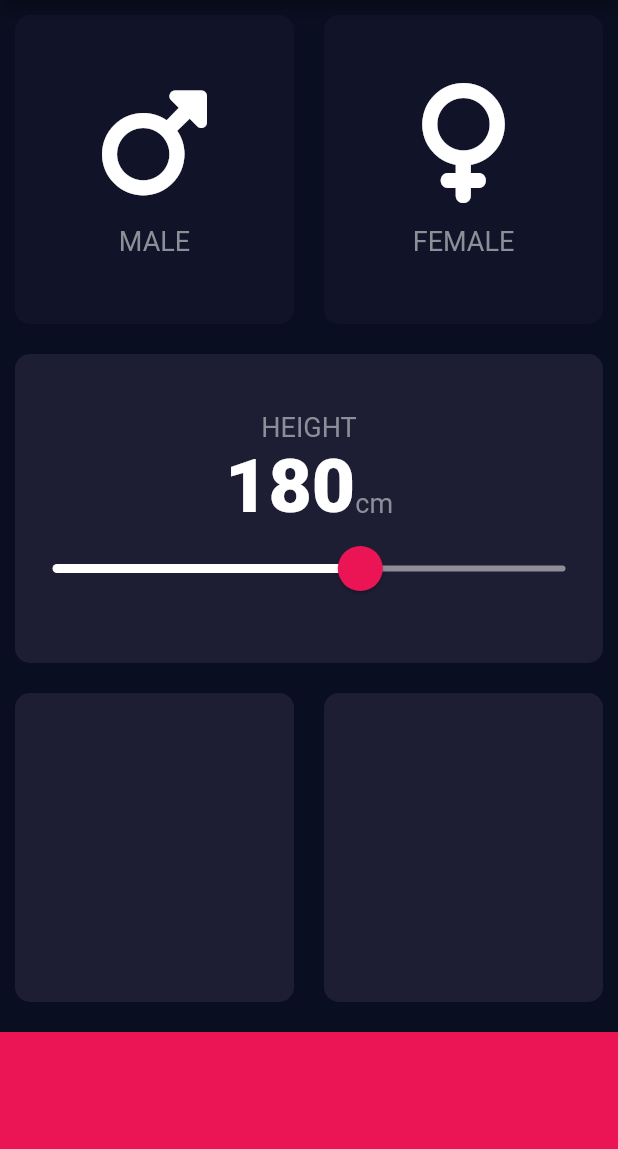
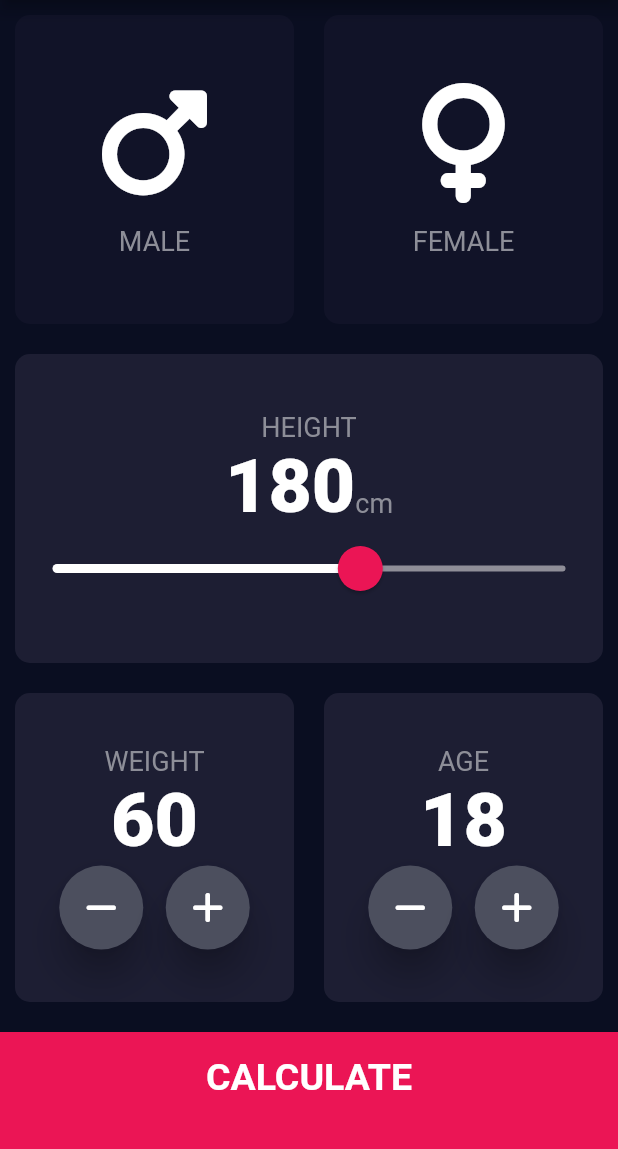
Before and after one commit to EdjinJerney/bmi_calculator_payumo, a Flutter app: the screen it shows after launch, on a phone screen of 412 x 824 dp, the part 84-1233 px from its top. Run offline on Flutter 3.47's test engine with Material 2 defaults, Android fonts, the phone set to English and light mode, and no system bars; our stand-ins replace font_awesome_flutter.

Commit message:
final version

```diff
--- /dev/null
+++ b/lib/calculator_brain.dart
@@ -0,0 +1,34 @@
+import 'dart:math';
+
+class CalculatorBrain {
+  CalculatorBrain({required this.height, required this.weight});
+
+  final int height;
+  final int weight;
+  late double _bmi;
+
+  String calculateBMI() {
+    _bmi = weight / pow(height / 100, 2);
+    return _bmi.toStringAsFixed(1);
+  }
+
+  String getResult() {
+    if (_bmi >= 25) {
+      return 'Overweight';
+    } else if (_bmi > 18.5) {
+      return 'Normal';
+    } else {
+      return 'Underweight';
+    }
+  }
+
+  String getInterpretation() {
+    if (_bmi >= 25) {
+      return 'You have a higher than normal body weight. Try to exercise more.';
+    } else if (_bmi > 18.5) {
+      return 'You have a normal body weight. Good job!';
+    } else {
+      return 'You have a lower than normal body weight. Try to eat a bit more.';
+    }
+  }
+}
--- /dev/null
+++ b/lib/components/bottom_button.dart
@@ -0,0 +1,26 @@
+import 'package:flutter/material.dart';
+import '../constants.dart';
+
+class BottomButton extends StatelessWidget {
+  BottomButton({this.onTap, this.buttonTitle});
+
+  final VoidCallback? onTap;
+  final String? buttonTitle;
+
+  @override
+  Widget build(BuildContext context) {
+    return GestureDetector(
+      onTap: onTap,
+      child: Container(
+        child: Center(
+          child: Text(buttonTitle!, style: kLargeButtonTextStyle),
+        ),
+        color: kBottomContainerColor,
+        margin: EdgeInsets.only(top: 10.0),
+        padding: EdgeInsets.only(bottom: 20.0),
+        width: double.infinity,
+        height: kBottomContainerHeight,
+      ),
+    );
+  }
+}
--- a/lib/icon_content.dart
+++ b/lib/components/icon_content.dart
@@ -1,6 +1,6 @@
 import 'package:flutter/material.dart';
 
-import 'constants.dart';
+import '../constants.dart';
 
 class IconContent extends StatelessWidget {
   final IconData? icon;
--- /dev/null
+++ b/lib/components/round_icon_button.dart
@@ -0,0 +1,22 @@
+import 'package:flutter/material.dart';
+
+class RoundIconButton extends StatelessWidget {
+  RoundIconButton({required this.icon, this.onPressed});
+  final IconData? icon;
+  final VoidCallback? onPressed;
+
+  @override
+  Widget build(BuildContext context) {
+    return RawMaterialButton(
+      onPressed: onPressed,
+      elevation: 10,
+      constraints: BoxConstraints.tightFor(
+        width: 56.0,
+        height: 56.0,
+      ),
+      shape: CircleBorder(),
+      fillColor: Color(0xFF4C4F5E),
+      child: Icon(icon),
+    );
+  }
+}
--- a/lib/input_page.dart
+++ /dev/null
@@ -1,133 +0,0 @@
-import 'package:flutter/material.dart';
-import 'package:font_awesome_flutter/font_awesome_flutter.dart';
-import 'icon_content.dart';
-import 'reusable_card.dart';
-import 'constants.dart';
-
-enum Gender { male, female }
-
-class InputPage extends StatefulWidget {
-  @override
-  _InputPageState createState() => _InputPageState();
-}
-
-class _InputPageState extends State<InputPage> {
-  Gender? selectedGender;
-  int height = 180;
-
-  @override
-  Widget build(BuildContext context) {
-    return Scaffold(
-      appBar: AppBar(
-        title: const Text('BMI CALCULATOR'),
-      ),
-      body: Column(
-        crossAxisAlignment: CrossAxisAlignment.stretch,
-        children: <Widget>[
-          Expanded(
-            child: Row(
-              children: <Widget>[
-                Expanded(
-                  child: ReusableCard(
-                    onPress: () {
-                      setState(() {
-                        selectedGender = Gender.male;
-                      });
-                    },
-                    color: (selectedGender == Gender.male)
-                        ? kActiveCardColor
-                        : kInactiveCardColor,
-                    cardChild: IconContent(
-                      icon: FontAwesomeIcons.mars,
-                      label: 'MALE',
-                    ),
-                  ),
-                ),
-                Expanded(
-                  child: ReusableCard(
-                    onPress: () {
-                      setState(() {
-                        selectedGender = Gender.female;
-                      });
-                    },
-                    color: (selectedGender == Gender.female)
-                        ? kActiveCardColor
-                        : kInactiveCardColor,
-                    cardChild: IconContent(
-                      icon: FontAwesomeIcons.venus,
-                      label: 'FEMALE',
-                    ),
-                  ),
-                ),
-              ],
-            ),
-          ),
-          Expanded(
-            child: ReusableCard(
-              color: kActiveCardColor,
-              cardChild: Column(
-                mainAxisAlignment: MainAxisAlignment.center,
-                children: <Widget>[
-                  Text(
-                    'HEIGHT',
-                    style: kLabelTextStyle,
-                  ),
-                  Row(
-                    mainAxisAlignment: MainAxisAlignment.center,
-                    crossAxisAlignment: CrossAxisAlignment.baseline,
-                    textBaseline: TextBaseline.alphabetic,
-                    children: <Widget>[
-                      Text(
-                        height.toString(),
-                        style: kNumberTextStyle,
-                      ),
-                      Text(
-                        'cm',
-                        style: kLabelTextStyle,
-                      ),
-                    ],
-                  ),
-                  SliderTheme(
-                    data: SliderTheme.of(context).copyWith(
-                        activeTrackColor: Colors.white,
-                        inactiveTrackColor: Color(0xFF8F8E98),
-                        thumbColor: Color(0xFFEB1555),
-                        overlayColor: Color(0x29EB1555),
-                        thumbShape:
-                            RoundSliderThumbShape(enabledThumbRadius: 15.0),
-                        overlayShape:
-                            RoundSliderOverlayShape(overlayRadius: 25.0)),
-                    child: Slider(
-                      value: height.toDouble(),
-                      min: 120,
-                      max: 220,
-                      onChanged: (double newValue) {
-                        setState(() {
-                          height = newValue.round();
-                        });
-                      },
-                    ),
-                  ),
-                ],
-              ),
-            ),
-          ),
-          Expanded(
-            child: Row(
-              children: <Widget>[
-                Expanded(child: ReusableCard(color: kActiveCardColor)),
-                Expanded(child: ReusableCard(color: kActiveCardColor)),
-              ],
-            ),
-          ),
-          Container(
-            color: kBottomContainerColor,
-            margin: EdgeInsets.only(top: 10.0),
-            width: double.infinity,
-            height: kBottomContainerHeight,
-          ),
-        ],
-      ),
-    );
-  }
-}
--- a/lib/main.dart
+++ b/lib/main.dart
@@ -1,5 +1,5 @@
 import 'package:flutter/material.dart';
-import 'input_page.dart';
+import 'screens/input_page.dart';
 
 // Edjin Jerney
 void main() => runApp(BMICalculator());
--- /dev/null
+++ b/lib/screens/input_page.dart
@@ -0,0 +1,230 @@
+import 'package:bmi_calculator_payumo/screens/results_page.dart';
+import 'package:flutter/material.dart';
+import 'package:font_awesome_flutter/font_awesome_flutter.dart';
+import '../components/icon_content.dart';
+import '../components/reusable_card.dart';
+import '../constants.dart';
+import '../components/bottom_button.dart';
+import '../components/round_icon_button.dart';
+import 'package:bmi_calculator_payumo/calculator_brain.dart';
+
+enum Gender { male, female }
+
+class InputPage extends StatefulWidget {
+  @override
+  _InputPageState createState() => _InputPageState();
+}
+
+class _InputPageState extends State<InputPage> {
+  Gender? selectedGender;
+  int height = 180;
+  int weight = 60;
+  int age = 18;
+
+  @override
+  Widget build(BuildContext context) {
+    return Scaffold(
+      appBar: AppBar(
+        title: const Text('BMI CALCULATOR'),
+      ),
+      body: Column(
+        crossAxisAlignment: CrossAxisAlignment.stretch,
+        children: <Widget>[
+          Expanded(
+            child: Row(
+              children: <Widget>[
+                Expanded(
+                  child: ReusableCard(
+                    onPress: () {
+                      setState(() {
+                        selectedGender = Gender.male;
+                      });
+                    },
+                    color: (selectedGender == Gender.male)
+                        ? kActiveCardColor
+                        : kInactiveCardColor,
+                    cardChild: IconContent(
+                      icon: FontAwesomeIcons.mars,
+                      label: 'MALE',
+                    ),
+                  ),
+                ),
+                Expanded(
+                  child: ReusableCard(
+                    onPress: () {
+                      setState(() {
+                        selectedGender = Gender.female;
+                      });
+                    },
+                    color: (selectedGender == Gender.female)
+                        ? kActiveCardColor
+                        : kInactiveCardColor,
+                    cardChild: IconContent(
+                      icon: FontAwesomeIcons.venus,
+                      label: 'FEMALE',
+                    ),
+                  ),
+                ),
+              ],
+            ),
+          ),
+          Expanded(
+            child: ReusableCard(
+              color: kActiveCardColor,
+              cardChild: Column(
+                mainAxisAlignment: MainAxisAlignment.center,
+                children: <Widget>[
+                  Text(
+                    'HEIGHT',
+                    style: kLabelTextStyle,
+                  ),
+                  Row(
+                    mainAxisAlignment: MainAxisAlignment.center,
+                    crossAxisAlignment: CrossAxisAlignment.baseline,
+                    textBaseline: TextBaseline.alphabetic,
+                    children: <Widget>[
+                      Text(
+                        height.toString(),
+                        style: kNumberTextStyle,
+                      ),
+                      Text(
+                        'cm',
+                        style: kLabelTextStyle,
+                      ),
+                    ],
+                  ),
+                  SliderTheme(
+                    data: SliderTheme.of(context).copyWith(
+                        activeTrackColor: Colors.white,
+                        inactiveTrackColor: Color(0xFF8F8E98),
+                        thumbColor: Color(0xFFEB1555),
+                        overlayColor: Color(0x29EB1555),
+                        thumbShape:
+                            RoundSliderThumbShape(enabledThumbRadius: 15.0),
+                        overlayShape:
+                            RoundSliderOverlayShape(overlayRadius: 25.0)),
+                    child: Slider(
+                      value: height.toDouble(),
+                      min: 120,
+                      max: 220,
+                      onChanged: (double newValue) {
+                        setState(() {
+                          height = newValue.round();
+                        });
+                      },
+                    ),
+                  ),
+                ],
+              ),
+            ),
+          ),
+          Expanded(
+            child: Row(
+              children: <Widget>[
+                Expanded(
+                  child: ReusableCard(
+                    color: kActiveCardColor,
+                    cardChild: Column(
+                      mainAxisAlignment: MainAxisAlignment.center,
+                      children: <Widget>[
+                        Text(
+                          'WEIGHT',
+                          style: kLabelTextStyle,
+                        ),
+                        Text(
+                          weight.toString(),
+                          style: kNumberTextStyle,
+                        ),
+                        Row(
+                          mainAxisAlignment: MainAxisAlignment.center,
+                          children: [
+                            RoundIconButton(
+                              icon: FontAwesomeIcons.minus,
+                              onPressed: () {
+                                setState(() {
+                                  weight--;
+                                });
+                              },
+                            ),
+                            SizedBox(
+                              width: 15,
+                            ),
+                            RoundIconButton(
+                              icon: FontAwesomeIcons.plus,
+                              onPressed: () {
+                                setState(() {
+                                  weight++;
+                                });
+                              },
+                            ),
+                          ],
+                        ),
+                      ],
+                    ),
+                  ),
+                ),
+                Expanded(
+                  child: ReusableCard(
+                    color: kActiveCardColor,
+                    cardChild: Column(
+                      mainAxisAlignment: MainAxisAlignment.center,
+                      children: <Widget>[
+                        Text(
+                          'AGE',
+                          style: kLabelTextStyle,
+                        ),
+                        Text(
+                          age.toString(),
+                          style: kNumberTextStyle,
+                        ),
+                        Row(
+                          mainAxisAlignment: MainAxisAlignment.center,
+                          children: [
+                            RoundIconButton(
+                              icon: FontAwesomeIcons.minus,
+                              onPressed: () {
+                                setState(() {
+                                  age--;
+                                });
+                              },
+                            ),
+                            SizedBox(
+                              width: 15,
+                            ),
+                            RoundIconButton(
+                              icon: FontAwesomeIcons.plus,
+                              onPressed: () {
+                                setState(() {
+                                  age++;
+                                });
+                              },
+                            ),
+                          ],
+                        ),
+                      ],
+                    ),
+                  ),
+                ),
+              ],
+            ),
+          ),
+          BottomButton(
+            onTap: () {
+              CalculatorBrain calc =
+                  CalculatorBrain(height: height, weight: weight);
+              Navigator.push(
+                  context,
+                  MaterialPageRoute(
+                      builder: (context) => ResultsPage(
+                            bmiResult: calc.calculateBMI(),
+                            resultText: calc.getResult(),
+                            interpretation: calc.getInterpretation(),
+                          )));
+            },
+            buttonTitle: 'CALCULATE',
+          ),
+        ],
+      ),
+    );
+  }
+}
```
Also changed, not shown: lib/constants.dart (+25 -0 lines), lib/screens/results_page.dart (added, +68 -0 lines), lib/components/reusable_card.dart (renamed from lib/reusable_card.dart).
